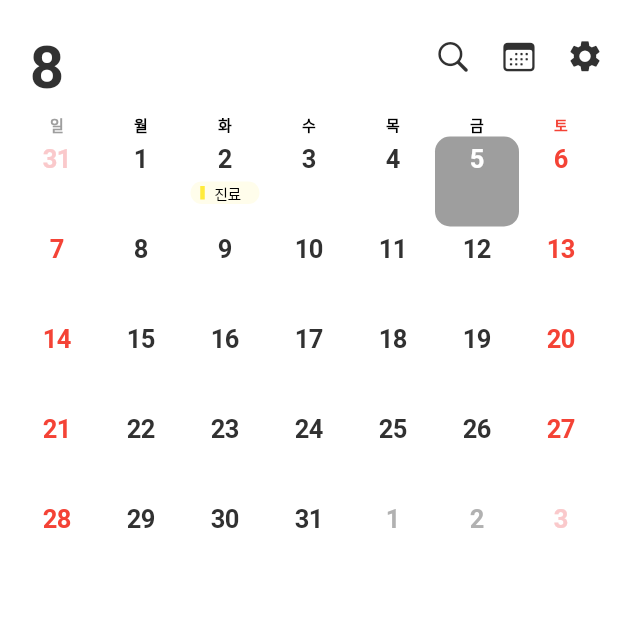
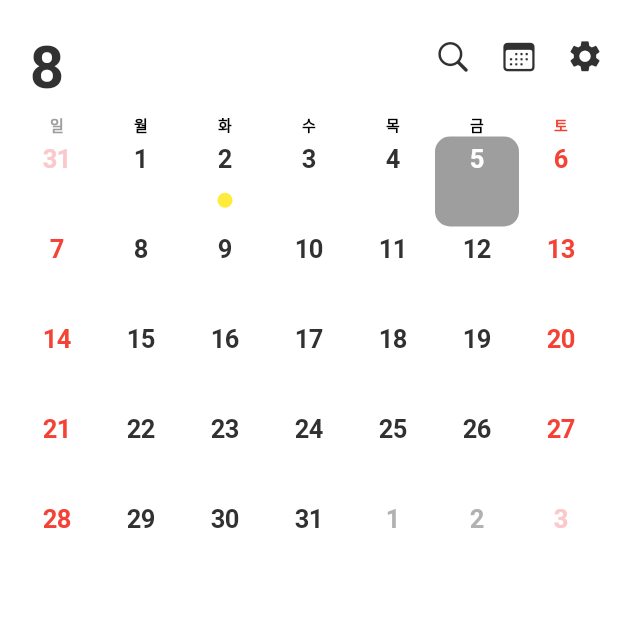
Before and after one commit to UkiDelly/calendar-with-hashtag, a Flutter app: the screen it shows after launch, on a phone screen of 412 x 824 dp, the top half of it. Run offline on Flutter 3.47's test engine with Material 2 defaults, Android fonts, the phone set to English and light mode, and no system bars; drawn by our look-alikes of table_calendar; our stand-ins replace flutter_riverpod, flutter_svg, modal_bottom_sheet.

Commit message:
change the event view in the calendar

```diff
--- a/lib/view/Main/widget/calendar/calendar.dart
+++ b/lib/view/Main/widget/calendar/calendar.dart
@@ -1,3 +1,4 @@
+import 'package:care_square_assignment/data/events.dart';
 import 'package:care_square_assignment/provider/events_list.dart';
 
 import 'package:flutter/material.dart';
@@ -160,11 +161,16 @@ class _CalendarWidgetState extends ConsumerState<CalendarWidget> {
                   ),
 
               // today builder
-              todayBuilder: (context, day, focusedDay) => TodayCell(day: day),
+              todayBuilder: (context, day, focusedDay) => TodayCell(
+                    day: day,
+                    events: events,
+                  ),
 
               // outside builder
-              outsideBuilder: (context, day, focusedDay) =>
-                  OutSideCell(day: day),
+              outsideBuilder: (context, day, focusedDay) => OutSideCell(
+                    day: day,
+                    events: events,
+                  ),
 
               // holiday builder
               holidayBuilder: (context, day, focusedDay) => HolidayCell(
--- a/lib/view/Main/widget/calendar/cells/default.dart
+++ b/lib/view/Main/widget/calendar/cells/default.dart
@@ -2,13 +2,26 @@ import 'package:care_square_assignment/model/calendar_event.dart';
 
 import 'package:flutter/material.dart';
 
-import '../event_widget.dart';
-
-class DefaultCell extends StatelessWidget {
+class DefaultCell extends StatefulWidget {
   final DateTime day;
   final List<CalendarEvent>? events;
   const DefaultCell({Key? key, required this.day, this.events})
       : super(key: key);
+
+  @override
+  State<DefaultCell> createState() => _DefaultCellState();
+}
+
+class _DefaultCellState extends State<DefaultCell> {
+  List<CalendarEvent> eventsOfDay = [];
+
+  @override
+  void initState() {
+    super.initState();
+    eventsOfDay = widget.events!
+        .where((event) => event.startTime.day == widget.day.day)
+        .toList();
+  }
 
   @override
   Widget build(BuildContext context) {
@@ -22,23 +35,30 @@ class DefaultCell extends StatelessWidget {
           ),
           // date
           Text(
-            day.day.toString(),
+            widget.day.day.toString(),
             style: TextStyle(
                 fontWeight: FontWeight.bold,
 
                 // if weekend, change color to red
-                color: day.weekday == 6 || day.weekday == 7
+                color: widget.day.weekday == 6 || widget.day.weekday == 7
                     ? Colors.red
                     : const Color(0xff313131)),
           ),
 
+          //
+          const Spacer(),
+
           // events
-          events != null
-              ? EventCard(
-                  events: events!,
-                )
-              : const SizedBox(),
+          if (eventsOfDay.isNotEmpty)
+            Container(
+              width: 10,
+              height: 10,
+              decoration: BoxDecoration(
+                  shape: BoxShape.circle,
+                  color: eventsOfDay.first.account.color),
+            ),
 
+          //
           const Spacer()
         ],
       ),
--- a/lib/view/Main/widget/calendar/cells/outside.dart
+++ b/lib/view/Main/widget/calendar/cells/outside.dart
@@ -1,8 +1,29 @@
 import 'package:flutter/material.dart';
 
-class OutSideCell extends StatelessWidget {
+import '../../../../../model/calendar_event.dart';
+
+class OutSideCell extends StatefulWidget {
   final DateTime day;
-  const OutSideCell({Key? key, required this.day}) : super(key: key);
+  final List<CalendarEvent>? events;
+  const OutSideCell({Key? key, required this.day, required this.events})
+      : super(key: key);
+
+  @override
+  State<OutSideCell> createState() => _OutSideCellState();
+}
+
+class _OutSideCellState extends State<OutSideCell> {
+  List eventsOfDay = [];
+
+  @override
+  void initState() {
+    super.initState();
+    eventsOfDay = widget.events!
+        .where((event) =>
+            event.startTime.day == widget.day.day &&
+            event.startTime.month == widget.day.month)
+        .toList();
+  }
 
   @override
   Widget build(BuildContext context) {
@@ -16,15 +37,28 @@ class OutSideCell extends StatelessWidget {
           ),
           // date
           Text(
-            day.day.toString(),
+            widget.day.day.toString(),
             style: TextStyle(
                 fontWeight: FontWeight.bold,
 
                 // if weekend, change color to red
-                color: day.weekday == 6 || day.weekday == 7
+                color: widget.day.weekday == 6 || widget.day.weekday == 7
                     ? const Color(0xfffac9cb)
                     : Colors.grey.withOpacity(0.8)),
           ),
+
+          //
+          const Spacer(),
+
+          // events
+          if (eventsOfDay.isNotEmpty)
+            Container(
+              width: 10,
+              height: 10,
+              decoration: BoxDecoration(
+                  shape: BoxShape.circle,
+                  color: eventsOfDay.first.account.color),
+            ),
 
           const Spacer()
         ],
--- a/lib/view/Main/widget/calendar/cells/selected.dart
+++ b/lib/view/Main/widget/calendar/cells/selected.dart
@@ -1,7 +1,5 @@
 import 'package:care_square_assignment/model/calendar_event.dart';
 import 'package:flutter/material.dart';
-
-import '../event_widget.dart';
 
 class SelectedCell extends StatefulWidget {
   final DateTime day;
@@ -15,11 +13,14 @@ class SelectedCell extends StatefulWidget {
 
 class _SelectedCellState extends State<SelectedCell>
     with TickerProviderStateMixin {
+  //
   late AnimationController _animationController;
   late Animation _opacity;
+  List eventsOfDay = [];
 
   @override
   void initState() {
+    // animation controller
     _animationController =
         AnimationController(vsync: this, duration: const Duration(seconds: 1))
           ..forward()
@@ -27,7 +28,13 @@ class _SelectedCellState extends State<SelectedCell>
             setState(() {});
           });
 
+    //animation
     _opacity = Tween<double>(begin: 0, end: 1).animate(_animationController);
+
+    // filter events
+    eventsOfDay = widget.events!
+        .where((event) => event.startTime.day == widget.day.day)
+        .toList();
     super.initState();
   }
 
@@ -61,12 +68,18 @@ class _SelectedCellState extends State<SelectedCell>
                   fontWeight: FontWeight.bold, color: Colors.white),
             ),
 
+            //
+            const Spacer(),
+
             // events
-            widget.events != null
-                ? EventCard(
-                    events: widget.events!,
-                  )
-                : const SizedBox(),
+            if (eventsOfDay.isNotEmpty)
+              Container(
+                width: 10,
+                height: 10,
+                decoration: BoxDecoration(
+                    shape: BoxShape.circle,
+                    color: eventsOfDay.first.account.color),
+              ),
 
             const Spacer()
           ],
--- a/lib/view/Main/widget/calendar/cells/today.dart
+++ b/lib/view/Main/widget/calendar/cells/today.dart
@@ -1,8 +1,30 @@
 import 'package:flutter/material.dart';
 
-class TodayCell extends StatelessWidget {
+import '../../../../../model/calendar_event.dart';
+
+class TodayCell extends StatefulWidget {
   final DateTime day;
-  const TodayCell({Key? key, required this.day}) : super(key: key);
+  final List<CalendarEvent>? events;
+  const TodayCell({
+    Key? key,
+    required this.day,
+    required this.events,
+  }) : super(key: key);
+
+  @override
+  State<TodayCell> createState() => _TodayCellState();
+}
+
+class _TodayCellState extends State<TodayCell> {
+  List eventsOfDay = [];
+
+  @override
+  void initState() {
+    super.initState();
+    eventsOfDay = widget.events!
+        .where((event) => event.startTime.day == widget.day.day)
+        .toList();
+  }
 
   @override
   Widget build(BuildContext context) {
@@ -19,10 +41,23 @@ class TodayCell extends StatelessWidget {
           ),
           // date
           Text(
-            day.day.toString(),
+            widget.day.day.toString(),
             style: const TextStyle(
                 fontWeight: FontWeight.bold, color: Colors.white),
           ),
+
+          //
+          const Spacer(),
+
+          // events
+          if (eventsOfDay.isNotEmpty)
+            Container(
+              width: 10,
+              height: 10,
+              decoration: BoxDecoration(
+                  shape: BoxShape.circle,
+                  color: eventsOfDay.first.account.color),
+            ),
 
           const Spacer()
         ],
--- a/lib/view/Main/widget/events/add_new_event.dart
+++ b/lib/view/Main/widget/events/add_new_event.dart
@@ -1,6 +1,8 @@
+import 'package:care_square_assignment/provider/dates.dart';
 import 'package:care_square_assignment/view/New%20Event/new_event_page.dart';
 import 'package:flutter/cupertino.dart';
 import 'package:flutter/material.dart';
+import 'package:flutter_riverpod/flutter_riverpod.dart';
 import 'package:flutter_svg/svg.dart';
 import 'package:modal_bottom_sheet/modal_bottom_sheet.dart';
 
@@ -23,13 +25,18 @@ class AddNewEvent extends StatelessWidget {
             decoration: BoxDecoration(
                 color: const Color(0xfff4f4f4),
                 borderRadius: BorderRadius.circular(10)),
-            child: CupertinoButton(
+            child: Consumer(
+              builder: (ctx, ref, child) {
+                DateTime date = ref.watch(selectedDateProvider);
+                return CupertinoButton(
                   //
                   //* Show adding event page
                   onPressed: () => showCupertinoModalBottomSheet(
                     context: context,
                     backgroundColor: Colors.transparent,
-                builder: (context) => const AddNewEventPage(),
+                    builder: (context) => AddNewEventPage(
+                      date: date,
+                    ),
                   ),
 
                   //
@@ -61,6 +68,8 @@ class AddNewEvent extends StatelessWidget {
                       )
                     ],
                   ),
+                );
+              },
             ),
           )),
 
--- a/lib/view/New Event/new_event_page.dart
+++ b/lib/view/New Event/new_event_page.dart
@@ -19,14 +19,15 @@ import 'widgets/location.dart';
 import 'widgets/repeat.dart';
 import 'widgets/url.dart';
 
-class AddNewEventPage extends ConsumerStatefulWidget {
-  const AddNewEventPage({Key? key}) : super(key: key);
+class AddNewEventPage extends StatefulWidget {
+  final DateTime date;
+  const AddNewEventPage({Key? key, required this.date}) : super(key: key);
 
   @override
-  ConsumerState<AddNewEventPage> createState() => AddNewEventPageState();
+  State<AddNewEventPage> createState() => AddNewEventPageState();
 }
 
-class AddNewEventPageState extends ConsumerState<AddNewEventPage> {
+class AddNewEventPageState extends State<AddNewEventPage> {
   String? memo;
   late String title, location, url;
 
@@ -51,6 +52,10 @@ class AddNewEventPageState extends ConsumerState<AddNewEventPage> {
   @override
   void initState() {
     super.initState();
+    startDate =
+        DateTime(widget.date.year, widget.date.month, widget.date.day, 0, 0);
+    endDate =
+        DateTime(widget.date.year, widget.date.month, widget.date.day, 23, 59);
   }
 
   @override
```
Lines whose indentation alone changed are shown as unchanged.
